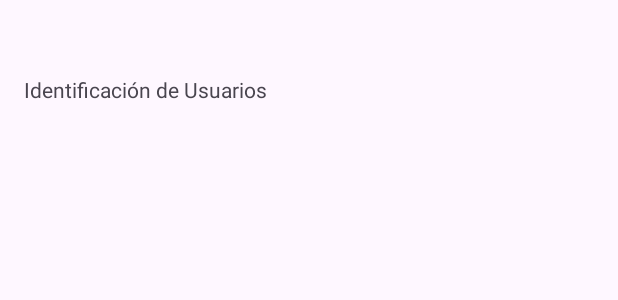
After one commit to jmperezra/androidtraining, an Android app: the layout activity_login.xml on its own in the app's theme, with its tools: preview values and no code run, on a phone screen of 412 x 824 dp. The commit adds this screen. Shown: the top 300 px of the screen. Run offline under Robolectric (Android 15) with nearby library versions, the phone set to English and light mode, and no system bars.

Commit message:
Ejercicio 2. Vista Login.

```diff
--- a/app/src/main/AndroidManifest.xml
+++ b/app/src/main/AndroidManifest.xml
@@ -13,7 +13,7 @@
         android:theme="@style/Theme.AndroidTraining2"
         tools:targetApi="31">
         <activity
-            android:name=".MainActivity"
+            android:name=".features.login.presentation.LoginActivity"
             android:exported="true">
             <intent-filter>
                 <action android:name="android.intent.action.MAIN" />
@@ -21,6 +21,7 @@
                 <category android:name="android.intent.category.LAUNCHER" />
             </intent-filter>
         </activity>
+        <activity android:name=".MainActivity" android:exported="true"/>
     </application>
 
 </manifest>
--- /dev/null
+++ b/app/src/main/res/layout/activity_login.xml
@@ -0,0 +1,17 @@
+<?xml version="1.0" encoding="utf-8"?>
+<LinearLayout xmlns:android="http://schemas.android.com/apk/res/android"
+    xmlns:app="http://schemas.android.com/apk/res-auto"
+    xmlns:tools="http://schemas.android.com/tools"
+    android:id="@+id/main"
+    android:layout_width="match_parent"
+    android:layout_height="match_parent"
+    tools:context=".features.login.presentation.LoginActivity">
+
+    <TextView
+        android:text="@string/label_login"
+        android:layout_marginVertical="50dp"
+        android:layout_marginHorizontal="16dp"
+        android:layout_width="match_parent"
+        android:layout_height="wrap_content"/>
+
+</LinearLayout>
--- a/app/src/main/res/values/strings.xml
+++ b/app/src/main/res/values/strings.xml
@@ -1,3 +1,4 @@
 <resources>
     <string name="app_name">AndroidTraining2</string>
+    <string name="label_login">Identificación de Usuarios</string>
 </resources>
```
Also changed, not shown: app/src/main/java/com/iesam/androidtraining2/features/login/presentation/LoginActivity.kt (added, +16 -0 lines), 1 other file.
